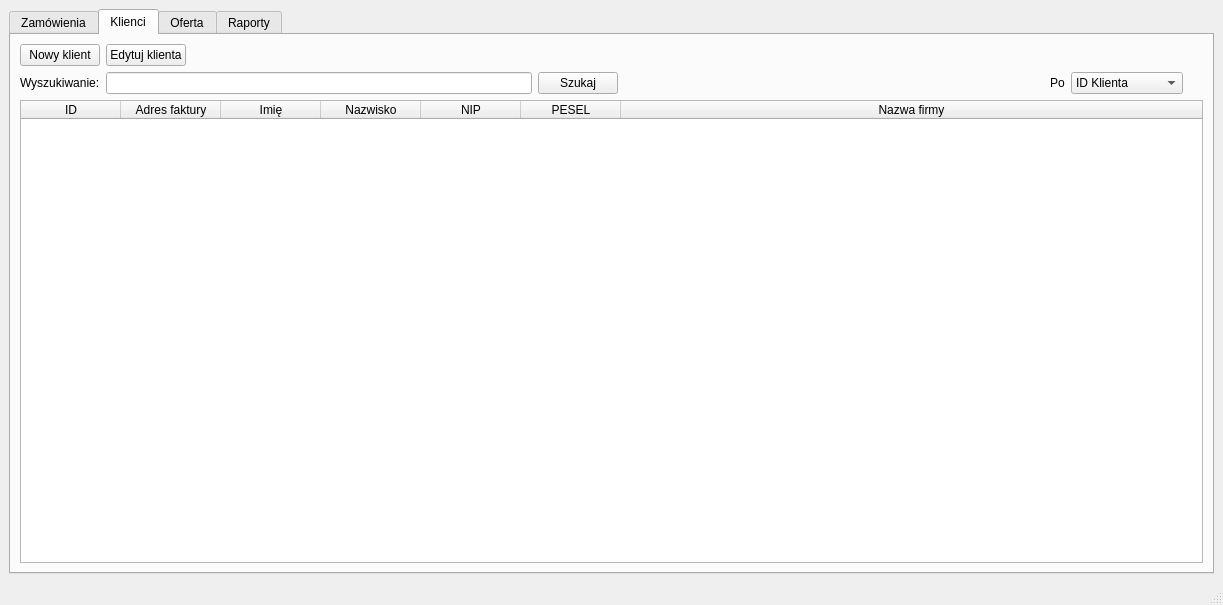
The window that app/ui/mainwindow.ui (HBuczynski/Fabryka_okien) describes before a commit, drawn with Qt 5.
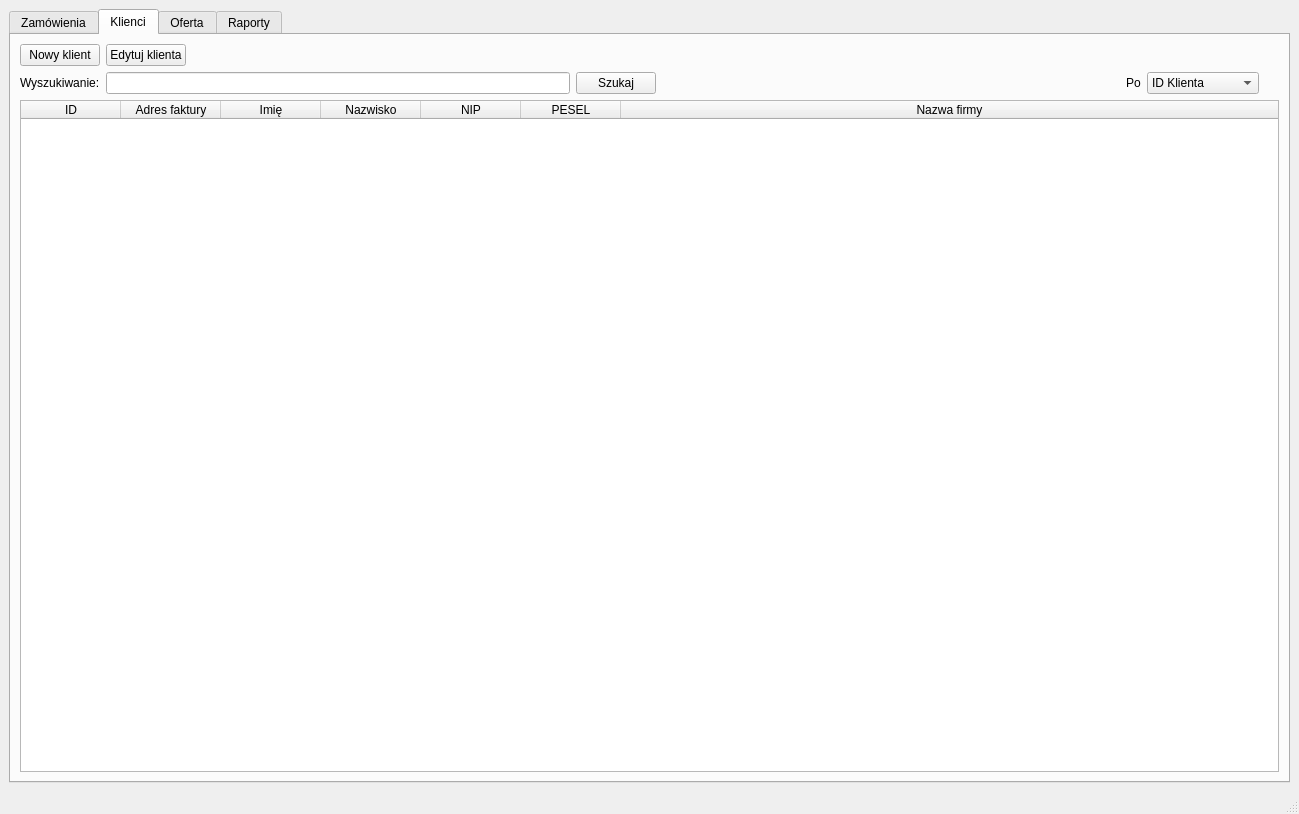
The same window after the commit. The open tabs and pages were chosen to show the change.

Commit message: Added new status in edit dialog.

Diff of the .ui file:
```diff
--- a/app/ui/mainwindow.ui
+++ b/app/ui/mainwindow.ui
@@ -6,8 +6,8 @@
    <rect>
     <x>0</x>
     <y>0</y>
-    <width>1223</width>
-    <height>605</height>
+    <width>1299</width>
+    <height>814</height>
    </rect>
   </property>
   <property name="windowTitle">
```
Left out of the diff: 2 changed lines with no effect on the pictures. The commit also changes 3 other files.
